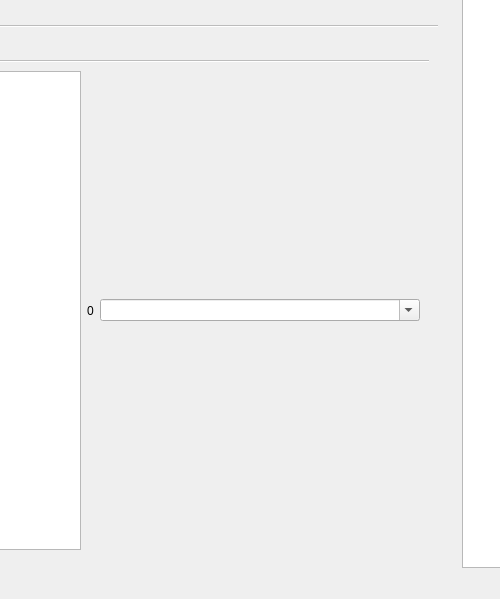
Before: the Qt Designer form mainwindow.ui in ic005k/OCAuxiliaryTools, drawn with Qt 5; both pictures show x 831 to 1331 and y 156 to 755 of the 1484 by 755 pixel window.
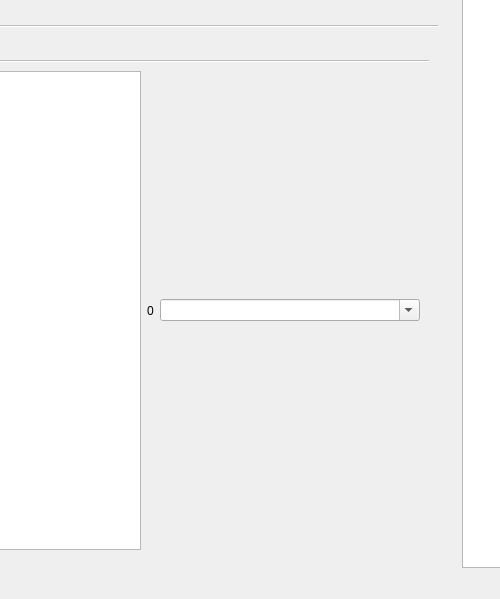
After: the same form once the commit is applied. The open tabs and pages were chosen to show the change. Icons and pictures are not drawn.

Diff of the .ui file:
```diff
--- a/mainwindow.ui
+++ b/mainwindow.ui
@@ -809,7 +809,7 @@
              <widget class="QComboBox" name="cboxFind">
               <property name="minimumSize">
                <size>
-                <width>320</width>
+                <width>260</width>
                 <height>0</height>
                </size>
               </property>
```
Left out of the diff: 2 changed lines with no effect on the pictures.
